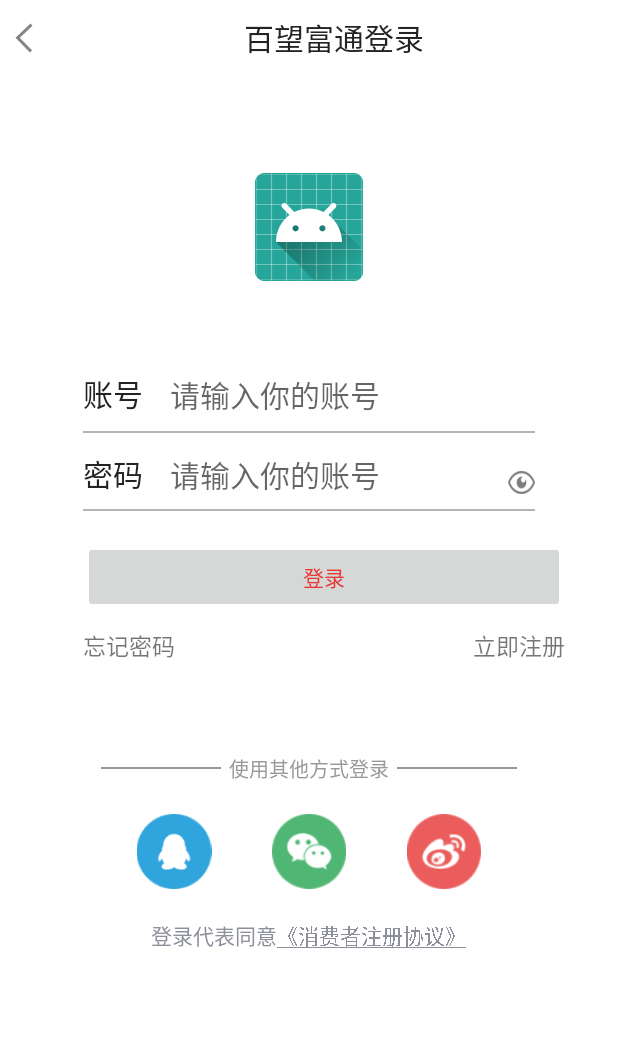
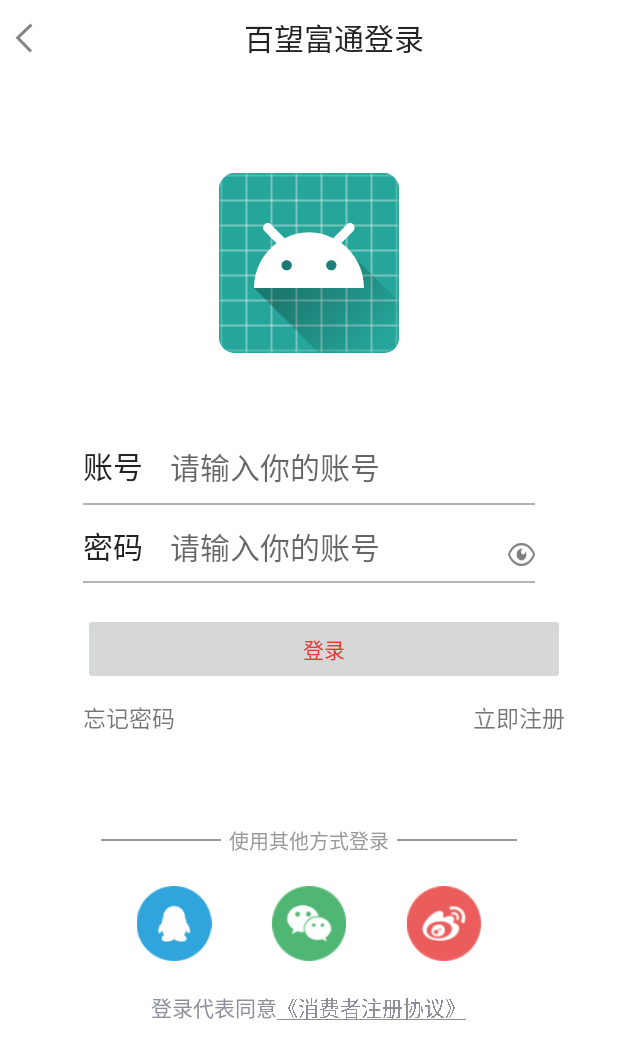
Before and after one commit to 13381152240/bwft1, an Android app: the MainActivity screen opened directly, with no data from a screen before it, after a tap on an icon or button, on a phone screen of 412 x 824 dp. Shown: the top 1059 px of the screen. Run offline under Robolectric (Android 15) with nearby library versions, the phone set to English and light mode, and no system bars; our stand-ins replace ButterKnife; libraries missing offline, so code that uses them is left out: com.tencent.connect, com.tencent.tauth, com.vondear.rxtools; 1 statement that could not run was skipped.

Commit message:
添加布局

```diff
--- a/app/src/main/java/com/example/administrator/bwft3/MainActivity.java
+++ b/app/src/main/java/com/example/administrator/bwft3/MainActivity.java
@@ -15,18 +15,20 @@ import android.view.View;
 import android.widget.Button;
 import android.widget.CompoundButton;
 import android.widget.ImageView;
-import android.widget.PopupWindow;
 import android.widget.TextView;
 import android.widget.Toast;
 import android.widget.ToggleButton;
 
 import com.example.administrator.bwft3.ui.ZhuActivity;
+import com.example.administrator.bwft3.ui.forgetpass.BackPSActivity;
+import com.example.administrator.bwft3.ui.register.RegisterActivity;
 import com.tencent.connect.UserInfo;
 import com.tencent.connect.auth.QQToken;
 import com.tencent.connect.common.Constants;
 import com.tencent.tauth.IUiListener;
 import com.tencent.tauth.Tencent;
 import com.tencent.tauth.UiError;
+import com.vondear.rxtools.RxActivityTool;
 
 import org.json.JSONException;
 import org.json.JSONObject;
@@ -41,7 +43,6 @@ public class MainActivity extends AppCompatActivity implements TextWatcher {
     ClearEditText usered;
     @BindView(R.id.passed)
     ClearEditText passed;
-    private PopupWindow popupWindow;
     private static final String TAG = "MainActivity";
     private static final String APP_ID = "1105602574";//官方获取的APPID
     @BindView(R.id.tv_title)
@@ -116,7 +117,7 @@ public class MainActivity extends AppCompatActivity implements TextWatcher {
         }
     }
 
-    @OnClick({R.id.logQQ, R.id.logWeixin, R.id.logwb, R.id.login,R.id.usered, R.id.passed})
+    @OnClick({R.id.logQQ, R.id.logWeixin, R.id.logwb, R.id.login, R.id.usered, R.id.passed,R.id.forgettv, R.id.regintv})
     public void onViewClicked(View view) {
         switch (view.getId()) {
             case R.id.logQQ:
@@ -125,6 +126,12 @@ public class MainActivity extends AppCompatActivity implements TextWatcher {
                 mTencent.login(MainActivity.this, "all", mIUiListener);
                 break;
             case R.id.logWeixin:
+                break;
+            case R.id.forgettv:
+                RxActivityTool.skipActivity(MainActivity.this, BackPSActivity.class);
+                break;
+            case R.id.regintv:
+                RxActivityTool.skipActivity(MainActivity.this, RegisterActivity.class);
                 break;
             case R.id.logwb:
                 break;
--- a/app/src/main/java/com/example/administrator/bwft3/ui/ZhuActivity.java
+++ b/app/src/main/java/com/example/administrator/bwft3/ui/ZhuActivity.java
@@ -81,7 +81,7 @@ public class ZhuActivity extends AppCompatActivity implements View.OnClickListen
     private void exit() {
 
         if ((System.currentTimeMillis() - mExitTime) > 2000) {
-            Toast.makeText(this, "再按一次退出", Toast.LENGTH_LONG).show();
+            Toast.makeText(this, "再按一次退出", Toast.LENGTH_SHORT).show();
             mExitTime = System.currentTimeMillis();
         } else {
             finish();
--- a/app/src/main/java/com/example/administrator/bwft3/ui/car/ShoppingcarActivity.java
+++ b/app/src/main/java/com/example/administrator/bwft3/ui/car/ShoppingcarActivity.java
@@ -11,5 +11,6 @@ public class ShoppingcarActivity extends AppCompatActivity {
     protected void onCreate(Bundle savedInstanceState) {
         super.onCreate(savedInstanceState);
         setContentView(R.layout.activity_shoppingcar);
+
     }
 }
--- a/app/src/main/res/layout/activity_main.xml
+++ b/app/src/main/res/layout/activity_main.xml
@@ -17,9 +17,9 @@
         >
 
         <ImageView
-            android:layout_width="wrap_content"
-            android:layout_height="wrap_content"
-            android:src="@mipmap/ic_launcher_round"
+            android:layout_width="120dp"
+            android:layout_height="120dp"
+            android:background="@mipmap/ic_launcher_round"
             android:layout_gravity="center"
             android:layout_marginTop="30dp"
             />
--- a/app/src/main/res/values/strings.xml
+++ b/app/src/main/res/values/strings.xml
@@ -1,5 +1,5 @@
 <resources>
-    <string name="app_name">bwft3</string>
+    <string name="app_name">百望富通</string>
     <string name="zh">账号</string>
     <string name="mm">密码</string>
     <string name="forget">忘记密码</string>
```
Also changed, not shown: app/src/main/AndroidManifest.xml (+6 -1 lines), app/src/main/res/values/colors.xml (+6 -1 lines).
